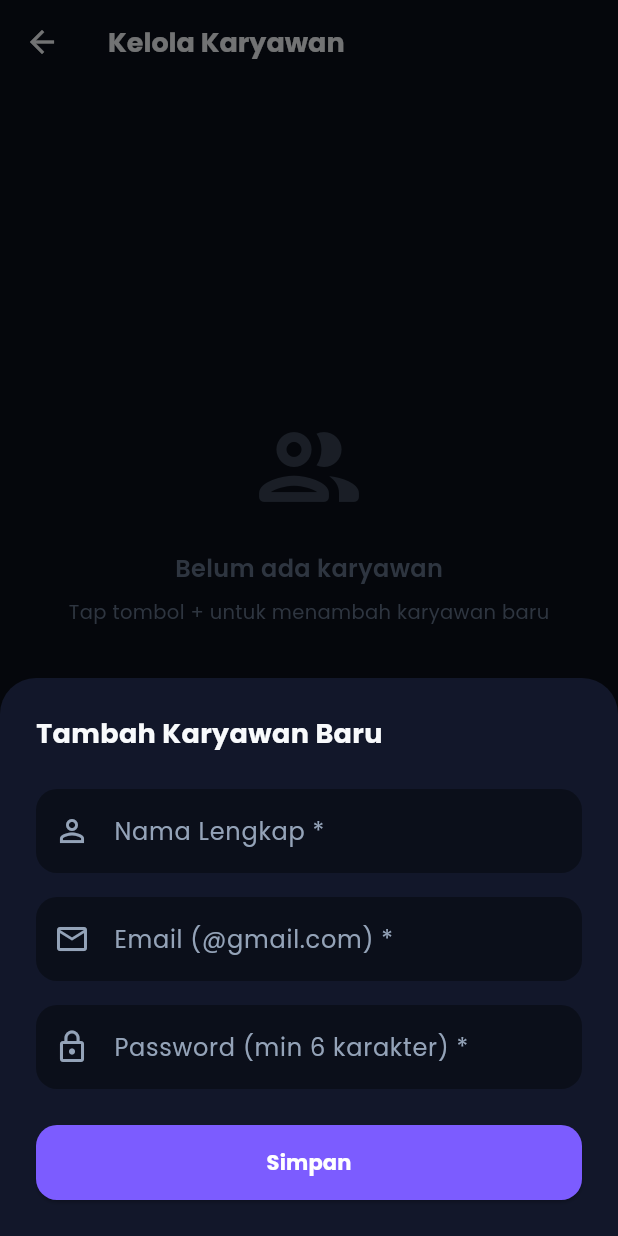
After one commit to ariaffandi12/Warkop_Smart_Mobile, a Flutter app: the ManageEmployeesScreen screen opened directly, after a tap on "Tambah Karyawan", on a phone screen of 412 x 824 dp. The commit adds this screen. Run offline on Flutter 3.47's test engine with Material 3 defaults, Android fonts, the phone set to English and light mode, and no system bars; our stand-ins replace camera, fl_chart, google_fonts, image_picker, shared_preferences; accounts and stored records are empty; network calls fail.

Commit message:
owner bisa menmabahkan akun baeru

```diff
--- a/lib/main.dart
+++ b/lib/main.dart
@@ -7,6 +7,7 @@ import 'providers/attendance_provider.dart';
 import 'providers/product_provider.dart';
 import 'providers/sales_provider.dart';
 import 'providers/report_provider.dart';
+import 'providers/employee_provider.dart';
 import 'screens/splash_screen.dart';
 import 'utils/constants.dart';
 
@@ -28,6 +29,7 @@ class MyApp extends StatelessWidget {
         ChangeNotifierProvider(create: (_) => ProductProvider()),
         ChangeNotifierProvider(create: (_) => SalesProvider()),
         ChangeNotifierProvider(create: (_) => ReportProvider()),
+        ChangeNotifierProvider(create: (_) => EmployeeProvider()),
       ],
       child: MaterialApp(
         title: 'Warkop Smart Manager',
--- /dev/null
+++ b/lib/providers/employee_provider.dart
@@ -0,0 +1,121 @@
+import 'dart:convert';
+import 'package:flutter/material.dart';
+import 'package:http/http.dart' as http;
+import '../utils/constants.dart';
+
+class EmployeeProvider with ChangeNotifier {
+  List<Map<String, dynamic>> _employees = [];
+  bool _isLoading = false;
+
+  List<Map<String, dynamic>> get employees => _employees;
+  bool get isLoading => _isLoading;
+
+  Future<void> fetchEmployees() async {
+    _isLoading = true;
+    notifyListeners();
+
+    try {
+      final response = await http
+          .get(Uri.parse(AppConstants.getEmployeesUrl))
+          .timeout(const Duration(seconds: 15));
+
+      debugPrint('📋 Fetching employees...');
+      final data = json.decode(response.body);
+
+      if (response.statusCode == 200 && data['status'] == 'success') {
+        _employees = List<Map<String, dynamic>>.from(data['data'] ?? []);
+        debugPrint('✅ Found ${_employees.length} employees');
+      } else {
+        debugPrint('❌ Failed to fetch employees: ${data['message']}');
+      }
+    } catch (e) {
+      debugPrint('💥 Error fetching employees: $e');
+    } finally {
+      _isLoading = false;
+      notifyListeners();
+    }
+  }
+
+  Future<bool> registerEmployee({
+    required String name,
+    required String email,
+    required String password,
+  }) async {
+    _isLoading = true;
+    notifyListeners();
+
+    try {
+      debugPrint('👤 Registering new employee: $name');
+
+      final response = await http
+          .post(
+            Uri.parse(AppConstants.registerEmployeeUrl),
+            body: json.encode({
+              'name': name,
+              'email': email,
+              'password': password,
+              'role': 'employee',
+            }),
+            headers: {'Content-Type': 'application/json'},
+          )
+          .timeout(const Duration(seconds: 15));
+
+      final data = json.decode(response.body);
+
+      if ((response.statusCode == 200 || response.statusCode == 201) &&
+          data['status'] == 'success') {
+        debugPrint('✅ Employee registered successfully');
+        await fetchEmployees(); // Refresh list
+        return true;
+      } else {
+        debugPrint('❌ Registration failed: ${data['message']}');
+        return false;
+      }
+    } catch (e) {
+      debugPrint('💥 Error registering employee: $e');
+      return false;
+    } finally {
+      _isLoading = false;
+      notifyListeners();
+    }
+  }
+
+  Future<bool> updateEmployeePassword({
+    required int employeeId,
+    required String newPassword,
+  }) async {
+    _isLoading = true;
+    notifyListeners();
+
+    try {
+      debugPrint('🔑 Updating password for employee ID: $employeeId');
+
+      final response = await http
+          .post(
+            Uri.parse(AppConstants.updatePasswordUrl),
+            body: json.encode({
+              'user_id': employeeId,
+              'new_password': newPassword,
+            }),
+            headers: {'Content-Type': 'application/json'},
+          )
+          .timeout(const Duration(seconds: 15));
+
+      final data = json.decode(response.body);
+
+      if (response.statusCode == 200 && data['status'] == 'success') {
+        debugPrint('✅ Password updated successfully');
+        return true;
+      } else {
+        debugPrint('❌ Password update failed: ${data['message']}');
+        return false;
+      }
+    } catch (e) {
+      debugPrint('💥 Error updating password: $e');
+      return false;
+    } finally {
+      _isLoading = false;
+      notifyListeners();
+    }
+  }
+}
--- /dev/null
+++ b/lib/screens/owner/manage_employees_screen.dart
@@ -0,0 +1,595 @@
+import 'package:flutter/material.dart';
+import 'package:provider/provider.dart';
+import '../../providers/employee_provider.dart';
+import '../../utils/constants.dart';
+
+class ManageEmployeesScreen extends StatefulWidget {
+  const ManageEmployeesScreen({super.key});
+
+  @override
+  State<ManageEmployeesScreen> createState() => _ManageEmployeesScreenState();
+}
+
+class _ManageEmployeesScreenState extends State<ManageEmployeesScreen> {
+  @override
+  void initState() {
+    super.initState();
+    Future.microtask(() {
+      Provider.of<EmployeeProvider>(context, listen: false).fetchEmployees();
+    });
+  }
+
+  @override
+  Widget build(BuildContext context) {
+    return Scaffold(
+      backgroundColor: AppColors.background,
+      appBar: AppBar(
+        title: const Text(
+          'Kelola Karyawan',
+          style: TextStyle(
+            fontWeight: FontWeight.bold,
+            fontSize: 18,
+            color: AppColors.textPrimary,
+          ),
+        ),
+        backgroundColor: AppColors.background,
+        elevation: 0,
+        iconTheme: const IconThemeData(color: AppColors.textPrimary),
+      ),
+      floatingActionButton: FloatingActionButton.extended(
+        onPressed: () => _showAddEmployeeDialog(),
+        backgroundColor: AppColors.primary,
+        icon: const Icon(Icons.person_add_rounded, color: Colors.white),
+        label: const Text(
+          'Tambah Karyawan',
+          style: TextStyle(color: Colors.white),
+        ),
+      ),
+      body: Consumer<EmployeeProvider>(
+        builder: (context, provider, _) {
+          if (provider.isLoading) {
+            return const Center(
+              child: CircularProgressIndicator(color: AppColors.primary),
+            );
+          }
+
+          return RefreshIndicator(
+            onRefresh: () => provider.fetchEmployees(),
+            color: AppColors.primary,
+            child: provider.employees.isEmpty
+                ? _buildEmptyState()
+                : ListView.builder(
+                    padding: const EdgeInsets.all(20),
+                    itemCount: provider.employees.length,
+                    itemBuilder: (context, index) {
+                      final employee = provider.employees[index];
+                      return _buildEmployeeCard(employee);
+                    },
+                  ),
+          );
+        },
+      ),
+    );
+  }
+
+  Widget _buildEmptyState() {
+    return SingleChildScrollView(
+      physics: const AlwaysScrollableScrollPhysics(),
+      child: SizedBox(
+        height: MediaQuery.of(context).size.height * 0.7,
+        child: Center(
+          child: Column(
+            mainAxisAlignment: MainAxisAlignment.center,
+            children: [
+              Icon(
+                Icons.people_outline_rounded,
+                color: AppColors.textMuted.withOpacity(0.5),
+                size: 80,
+              ),
+              const SizedBox(height: 16),
+              const Text(
+                'Belum ada karyawan',
+                style: TextStyle(
+                  color: AppColors.textMuted,
+                  fontSize: 16,
+                  fontWeight: FontWeight.w600,
+                ),
+              ),
+              const SizedBox(height: 8),
+              const Text(
+                'Tap tombol + untuk menambah karyawan baru',
+                style: TextStyle(color: AppColors.textMuted, fontSize: 13),
+              ),
+            ],
+          ),
+        ),
+      ),
+    );
+  }
+
+  Widget _buildEmployeeCard(Map<String, dynamic> employee) {
+    final name = employee['name'] ?? 'Unknown';
+    final email = employee['email'] ?? '-';
+    final photo = employee['photo'];
+    final id = int.tryParse(employee['id'].toString()) ?? 0;
+
+    return Container(
+      margin: const EdgeInsets.only(bottom: 12),
+      padding: const EdgeInsets.all(16),
+      decoration: BoxDecoration(
+        color: AppColors.surface,
+        borderRadius: BorderRadius.circular(16),
+        border: Border.all(color: Colors.white.withOpacity(0.05)),
+      ),
+      child: Row(
+        children: [
+          CircleAvatar(
+            radius: 28,
+            backgroundColor: AppColors.primary.withOpacity(0.1),
+            backgroundImage: (photo != null && photo.toString().isNotEmpty)
+                ? NetworkImage(AppConstants.profileImagesUrl + photo)
+                : null,
+            child: (photo == null || photo.toString().isEmpty)
+                ? const Icon(Icons.person, color: AppColors.primary, size: 28)
+                : null,
+          ),
+          const SizedBox(width: 16),
+          Expanded(
+            child: Column(
+              crossAxisAlignment: CrossAxisAlignment.start,
+              children: [
+                Text(
+                  name,
+                  style: const TextStyle(
+                    color: AppColors.textPrimary,
+                    fontWeight: FontWeight.bold,
+                    fontSize: 16,
+                  ),
+                ),
+                const SizedBox(height: 4),
+                Row(
+                  children: [
+                    const Icon(
+                      Icons.email_outlined,
+                      size: 14,
+                      color: AppColors.textMuted,
+                    ),
+                    const SizedBox(width: 6),
+                    Expanded(
+                      child: Text(
+                        email,
+                        style: const TextStyle(
+                          color: AppColors.textMuted,
+                          fontSize: 13,
+                        ),
+                        overflow: TextOverflow.ellipsis,
+                      ),
+                    ),
+                  ],
+                ),
+                const SizedBox(height: 6),
+                Container(
+                  padding: const EdgeInsets.symmetric(
+                    horizontal: 8,
+                    vertical: 3,
+                  ),
+                  decoration: BoxDecoration(
+                    color: AppColors.success.withOpacity(0.1),
+                    borderRadius: BorderRadius.circular(6),
+                  ),
+                  child: const Text(
+                    'KARYAWAN',
+                    style: TextStyle(
+                      color: AppColors.success,
+                      fontSize: 9,
+                      fontWeight: FontWeight.bold,
+                      letterSpacing: 1,
+                    ),
+                  ),
+                ),
+              ],
+            ),
+          ),
+          PopupMenuButton<String>(
+            icon: const Icon(Icons.more_vert, color: AppColors.textMuted),
+            color: AppColors.surface,
+            onSelected: (value) {
+              if (value == 'password') {
+                _showChangePasswordDialog(id, name);
+              }
+            },
+            itemBuilder: (context) => [
+              const PopupMenuItem(
+                value: 'password',
+                child: Row(
+                  children: [
+                    Icon(Icons.key_rounded, color: AppColors.warning, size: 20),
+                    SizedBox(width: 12),
+                    Text(
+                      'Ubah Password',
+                      style: TextStyle(color: AppColors.textPrimary),
+                    ),
+                  ],
+                ),
+              ),
+            ],
+          ),
+        ],
+      ),
+    );
+  }
+
+  // Email validation helper - must be @gmail.com
+  bool _isValidEmail(String email) {
+    final emailRegex = RegExp(r'^[\w-\.]+@gmail\.com$', caseSensitive: false);
+    return emailRegex.hasMatch(email);
+  }
+
+  void _showAddEmployeeDialog() {
+    final nameController = TextEditingController();
+    final emailController = TextEditingController();
+    final passwordController = TextEditingController();
+    bool isLoading = false;
+    String? errorMessage;
+
+    showModalBottomSheet(
+      context: context,
+      isScrollControlled: true,
+      backgroundColor: AppColors.surface,
+      shape: const RoundedRectangleBorder(
+        borderRadius: BorderRadius.vertical(top: Radius.circular(24)),
+      ),
+      builder: (ctx) => StatefulBuilder(
+        builder: (ctx, setModalState) => Padding(
+          padding: EdgeInsets.only(
+            bottom: MediaQuery.of(ctx).viewInsets.bottom,
+            left: 24,
+            right: 24,
+            top: 24,
+          ),
+          child: Column(
+            mainAxisSize: MainAxisSize.min,
+            crossAxisAlignment: CrossAxisAlignment.start,
+            children: [
+              const Text(
+                'Tambah Karyawan Baru',
+                style: TextStyle(
+                  color: AppColors.textPrimary,
+                  fontSize: 18,
+                  fontWeight: FontWeight.bold,
+                ),
+              ),
+              const SizedBox(height: 24),
+              _buildTextField(
+                controller: nameController,
+                label: 'Nama Lengkap *',
+                icon: Icons.person_outline,
+              ),
+              const SizedBox(height: 16),
+              _buildTextField(
+                controller: emailController,
+                label: 'Email (@gmail.com) *',
+                icon: Icons.email_outlined,
+                keyboardType: TextInputType.emailAddress,
+              ),
+              const SizedBox(height: 16),
+              _buildTextField(
+                controller: passwordController,
+                label: 'Password (min 6 karakter) *',
+                icon: Icons.lock_outline,
+                obscure: true,
+              ),
+              // Error message inline
+              if (errorMessage != null) ...[
+                const SizedBox(height: 16),
+                Container(
+                  padding: const EdgeInsets.all(12),
+                  decoration: BoxDecoration(
+                    color: AppColors.error.withOpacity(0.1),
+                    borderRadius: BorderRadius.circular(10),
+                    border: Border.all(color: AppColors.error.withOpacity(0.3)),
+                  ),
+                  child: Row(
+                    children: [
+                      const Icon(
+                        Icons.warning_rounded,
+                        color: AppColors.error,
+                        size: 20,
+                      ),
+                      const SizedBox(width: 10),
+                      Expanded(
+                        child: Text(
+                          errorMessage!,
+                          style: const TextStyle(
+                            color: AppColors.error,
+                            fontSize: 13,
+                          ),
+                        ),
+                      ),
+                    ],
+                  ),
+                ),
+              ],
+              const SizedBox(height: 24),
+              SizedBox(
+                width: double.infinity,
+                height: 50,
+                child: ElevatedButton(
+                  onPressed: isLoading
+                      ? null
+                      : () async {
+                          // Validate nama
+                          if (nameController.text.trim().isEmpty) {
+                            setModalState(
+                              () => errorMessage = 'Nama wajib diisi',
+                            );
+                            return;
+                          }
+
+                          // Validate email
+                          if (emailController.text.trim().isEmpty) {
+                            setModalState(
+                              () => errorMessage = 'Email wajib diisi',
+                            );
+                            return;
+                          }
+
+                          // Validate email format
+                          if (!_isValidEmail(emailController.text.trim())) {
+                            setModalState(
+                              () => errorMessage =
+                                  'Email harus menggunakan @gmail.com',
+                            );
+                            return;
+                          }
+
+                          // Validate password
+                          if (passwordController.text.isEmpty) {
+                            setModalState(
+                              () => errorMessage = 'Password wajib diisi',
+                            );
+                            return;
+                          }
+
+                          // Validate password length
+                          if (passwordController.text.length < 6) {
+                            setModalState(
+                              () =>
+                                  errorMessage = 'Password minimal 6 karakter',
+                            );
+                            return;
+                          }
+
+                          // Clear error and proceed
+                          setModalState(() {
+                            errorMessage = null;
+                            isLoading = true;
+                          });
+
+                          final success =
+                              await Provider.of<EmployeeProvider>(
+                                ctx,
+                                listen: false,
+                              ).registerEmployee(
+                                name: nameController.text.trim(),
+                                email: emailController.text.trim(),
+                                password: passwordController.text,
+                              );
+
+                          setModalState(() => isLoading = false);
+
+                          if (mounted) {
+                            Navigator.pop(ctx);
+                            ScaffoldMessenger.of(context).showSnackBar(
+                              SnackBar(
+                                content: Text(
+                                  success
+                                      ? 'Karyawan berhasil ditambahkan'
+                                      : 'Gagal menambahkan karyawan',
+                                ),
+                                backgroundColor: success
+                                    ? AppColors.success
+                                    : AppColors.error,
+                              ),
+                            );
+                          }
+                        },
+                  style: ElevatedButton.styleFrom(
+                    backgroundColor: AppColors.primary,
+                    shape: RoundedRectangleBorder(
+                      borderRadius: BorderRadius.circular(14),
+                    ),
+                  ),
+                  child: isLoading
+                      ? const SizedBox(
+                          width: 24,
+                          height: 24,
+                          child: CircularProgressIndicator(
+                            color: Colors.white,
+                            strokeWidth: 2,
+                          ),
+                        )
+                      : const Text(
+                          'Simpan',
+                          style: TextStyle(
+                            color: Colors.white,
+                            fontWeight: FontWeight.bold,
+                          ),
+                        ),
+                ),
+              ),
+              const SizedBox(height: 24),
+            ],
+          ),
+        ),
+      ),
+    );
+  }
+
+  void _showChangePasswordDialog(int employeeId, String employeeName) {
+    final passwordController = TextEditingController();
+    final confirmController = TextEditingController();
+    bool isLoading = false;
+    String? errorMessage;
+
+    showDialog(
+      context: context,
+      builder: (ctx) => StatefulBuilder(
+        builder: (ctx, setDialogState) => AlertDialog(
+          backgroundColor: AppColors.surface,
+          shape: RoundedRectangleBorder(
+            borderRadius: BorderRadius.circular(20),
+          ),
+          title: const Text(
+            'Ubah Password',
+            style: TextStyle(
+              color: AppColors.textPrimary,
+              fontWeight: FontWeight.bold,
+            ),
+          ),
+          content: Column(
+            mainAxisSize: MainAxisSize.min,
+            children: [
+              Text(
+                'Untuk: $employeeName',
+                style: const TextStyle(
+                  color: AppColors.textMuted,
+                  fontSize: 13,
+                ),
+              ),
+              const SizedBox(height: 16),
+              _buildTextField(
+                controller: passwordController,
+                label: 'Password Baru',
+                icon: Icons.lock_outline,
+                obscure: true,
+              ),
+              const SizedBox(height: 12),
+              _buildTextField(
+                controller: confirmController,
+                label: 'Konfirmasi Password',
+                icon: Icons.lock_outline,
+                obscure: true,
+              ),
+              if (errorMessage != null) ...[
+                const SizedBox(height: 12),
+                Text(
+                  errorMessage!,
+                  style: const TextStyle(color: AppColors.error, fontSize: 12),
+                ),
+              ],
+            ],
+          ),
+          actions: [
+            TextButton(
+              onPressed: () => Navigator.pop(ctx),
+              child: const Text(
+                'Batal',
+                style: TextStyle(color: AppColors.textMuted),
+              ),
+            ),
+            ElevatedButton(
+              onPressed: isLoading
+                  ? null
+                  : () async {
+                      if (passwordController.text.isEmpty) {
+                        setDialogState(
+                          () => errorMessage = 'Password tidak boleh kosong',
+                        );
+                        return;
+                      }
+
+                      if (passwordController.text.length < 6) {
+                        setDialogState(
+                          () => errorMessage = 'Password minimal 6 karakter',
+                        );
+                        return;
+                      }
+
+                      if (passwordController.text != confirmController.text) {
+                        setDialogState(
+                          () => errorMessage = 'Password tidak cocok',
+                        );
+                        return;
+                      }
+
+                      setDialogState(() {
+                        errorMessage = null;
+                        isLoading = true;
+                      });
+
+                      final success =
+                          await Provider.of<EmployeeProvider>(
+                            ctx,
+                            listen: false,
+                          ).updateEmployeePassword(
+                            employeeId: employeeId,
+                            newPassword: passwordController.text,
+                          );
+
+                      if (mounted) {
+                        Navigator.pop(ctx);
+                        ScaffoldMessenger.of(context).showSnackBar(
+                          SnackBar(
+                            content: Text(
+                              success
+                                  ? 'Password berhasil diubah'
+                                  : 'Gagal mengubah password',
+                            ),
+                            backgroundColor: success
+                                ? AppColors.success
+                                : AppColors.error,
+                          ),
+                        );
+                      }
+                    },
+              style: ElevatedButton.styleFrom(
+                backgroundColor: AppColors.primary,
+              ),
+              child: isLoading
+                  ? const SizedBox(
+                      width: 20,
+                      height: 20,
+                      child: CircularProgressIndicator(
+                        color: Colors.white,
+                        strokeWidth: 2,
+                      ),
+                    )
+                  : const Text('Simpan', style: TextStyle(color: Colors.white)),
+            ),
+          ],
+        ),
+      ),
+    );
+  }
+
+  Widget _buildTextField({
+    required TextEditingController controller,
+    required String label,
+    required IconData icon,
+    bool obscure = false,
+    TextInputType keyboardType = TextInputType.text,
+  }) {
+    return TextField(
+      controller: controller,
+      obscureText: obscure,
+      keyboardType: keyboardType,
+      style: const TextStyle(color: AppColors.textPrimary),
+      decoration: InputDecoration(
+        labelText: label,
+        labelStyle: const TextStyle(color: AppColors.textSecondary),
+        prefixIcon: Icon(icon, color: AppColors.textSecondary),
+        filled: true,
+        fillColor: AppColors.background,
+        border: OutlineInputBorder(
+          borderRadius: BorderRadius.circular(14),
+          borderSide: BorderSide.none,
+        ),
+        focusedBorder: OutlineInputBorder(
+          borderRadius: BorderRadius.circular(14),
+          borderSide: BorderSide(color: AppColors.primary.withOpacity(0.5)),
+        ),
+      ),
+    );
+  }
+}
--- a/lib/utils/constants.dart
+++ b/lib/utils/constants.dart
@@ -19,6 +19,9 @@ class AppConstants {
 
   // Auth Endpoints
   static String get loginUrl => "$baseUrl/auth/login.php";
+  static String get getEmployeesUrl => "$baseUrl/auth/get_employees.php";
+  static String get registerEmployeeUrl => "$baseUrl/auth/register.php";
+  static String get updatePasswordUrl => "$baseUrl/auth/update_password.php";
 
   // Products Endpoints
   static String get getProductsUrl => "$baseUrl/products/get_products.php";
```
Also changed, not shown: lib/screens/owner/owner_beranda.dart (+14 -0 lines).
